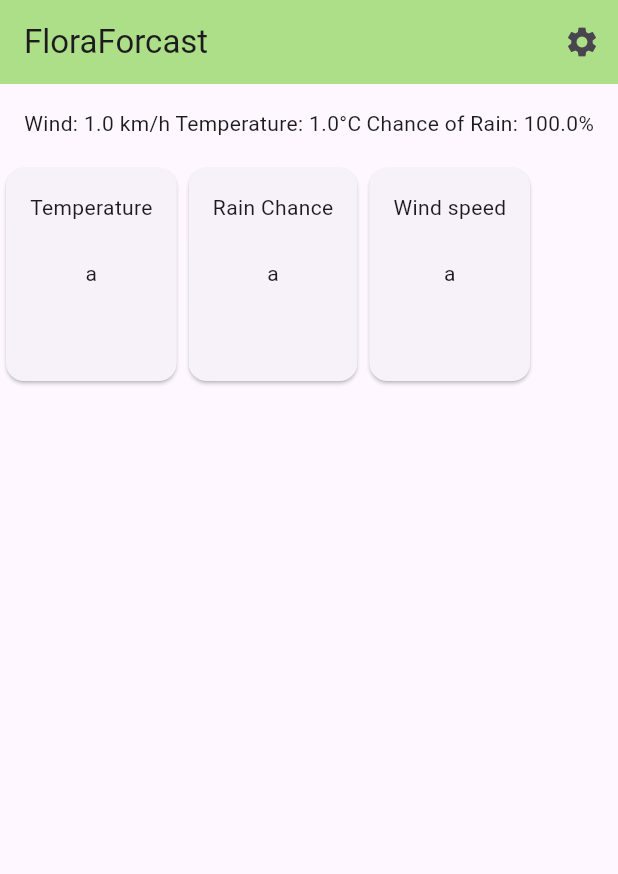
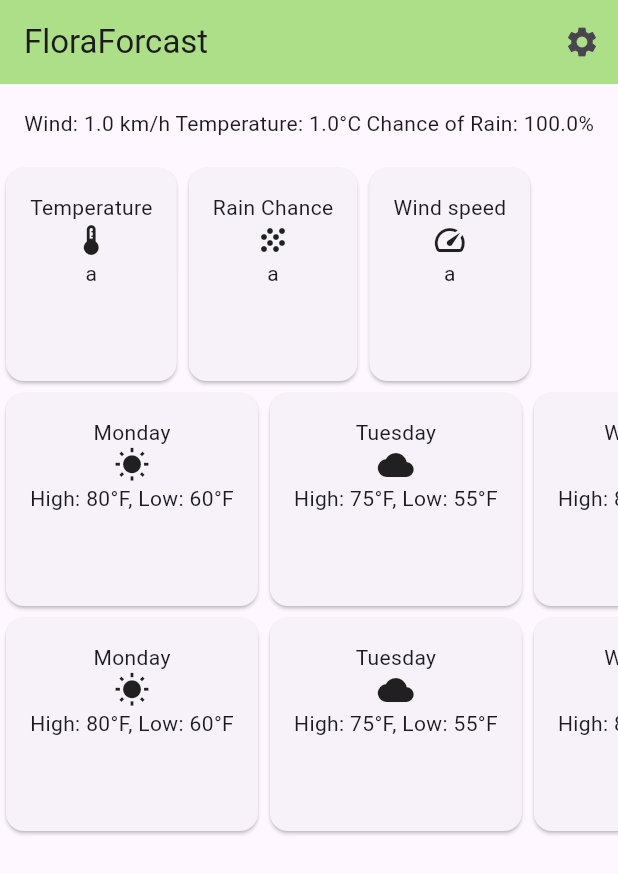
Before and after one commit to z-dodson/Gardening-weather-app, a Flutter app: the screen it shows after launch, on a phone screen of 412 x 824 dp. Shown: the top 874 px of the screen. Run offline on Flutter 3.47's test engine with Material 3 defaults, Android fonts, the phone set to English and light mode, and no system bars.

Commit message:
Wills stuff

```diff
--- a/lib/main.dart
+++ b/lib/main.dart
@@ -1,7 +1,8 @@
 import 'package:flutter/material.dart';
 import 'package:flutter/services.dart';
 import 'settings.dart';
-import 'globals.dart'
+import 'globals.dart';
+
 void main() {
   runApp(MyWeatherApp());
 }
@@ -18,6 +19,14 @@ class MyWeatherApp extends StatelessWidget {
     );
   }
 }
+
+String temperatureUnits = "°C";//°F
+String speedUnits = "km/h";//mph
+String rainfallUnits = "mm";//inches
+
+double currentWindSpeed = 1;
+double currentTemperature = 1;
+double currentChanceOfRain = 1;
 
 double getTemperatureInCorrectUnits(double val){
   if (temperatureUnits == "°C") return val;
@@ -80,9 +89,9 @@ class __WeatherBodyState extends State<_WeatherBody> {
           child: ListView(
             scrollDirection: Axis.horizontal,
             children: [
-              WeatherCard(day: "Temperature", icon: const IconData(0),temperature: "a",),
-              WeatherCard(day: "Rain Chance", icon: const IconData(0),temperature: "a",),
-              WeatherCard(day: "Wind speed", icon: const IconData(0),temperature: "a",),
+              WeatherCard(day: "Temperature", icon: Icons.thermostat, temperature: "a",),
+              WeatherCard(day: "Rain Chance", icon: Icons.grain, temperature: "a",),
+              WeatherCard(day: "Wind speed", icon: Icons.speed, temperature: "a",),
               // Daily weather cards
               // Example: WeatherCard(day: 'Monday', icon: Icons.wb_sunny, temperature: '80°F'),
               // Add more cards for other days
@@ -91,13 +100,34 @@ class __WeatherBodyState extends State<_WeatherBody> {
         ),
         // Weekly weather carousel
         Container(
-          height: 1,
-          width: 200,
+          height: 150, // Adjust height as needed
           child: ListView(
             scrollDirection: Axis.horizontal,
             children: [
+              WeatherCard(day: 'Monday', icon: Icons.wb_sunny, temperature: 'High: 80°F, Low: 60°F'),
+              WeatherCard(day: 'Tuesday', icon: Icons.cloud, temperature: 'High: 75°F, Low: 55°F'),
+              WeatherCard(day: 'Wednesday', icon: Icons.wb_sunny, temperature: 'High: 82°F, Low: 62°F'),
+              WeatherCard(day: 'Thursday', icon: Icons.cloud, temperature: 'High: 78°F, Low: 58°F'),
+              WeatherCard(day: 'Friday', icon: Icons.wb_sunny, temperature: 'High: 79°F, Low: 61°F'),
+              WeatherCard(day: 'Saturday', icon: Icons.cloud, temperature: 'High: 77°F, Low: 59°F'),
+              WeatherCard(day: 'Sunday', icon: Icons.wb_sunny, temperature: 'High: 81°F, Low: 63°F'),
               // Weekly weather cards
-              // Example: WeatherCard(day: 'Monday', icon: Icons.wb_sunny, temperature: 'High: 80°F, Low: 60°F'),
+              // Add more cards for other days
+            ],
+          ),
+        ),Container(
+          height: 150, // Adjust height as needed
+          child: ListView(
+            scrollDirection: Axis.horizontal,
+            children: [
+              WeatherCard(day: 'Monday', icon: Icons.wb_sunny, temperature: 'High: 80°F, Low: 60°F'),
+              WeatherCard(day: 'Tuesday', icon: Icons.cloud, temperature: 'High: 75°F, Low: 55°F'),
+              WeatherCard(day: 'Wednesday', icon: Icons.wb_sunny, temperature: 'High: 82°F, Low: 62°F'),
+              WeatherCard(day: 'Thursday', icon: Icons.cloud, temperature: 'High: 78°F, Low: 58°F'),
+              WeatherCard(day: 'Friday', icon: Icons.wb_sunny, temperature: 'High: 79°F, Low: 61°F'),
+              WeatherCard(day: 'Saturday', icon: Icons.cloud, temperature: 'High: 77°F, Low: 59°F'),
+              WeatherCard(day: 'Sunday', icon: Icons.wb_sunny, temperature: 'High: 81°F, Low: 63°F'),
+              // Weekly weather cards
               // Add more cards for other days
             ],
           ),
@@ -106,3 +136,35 @@ class __WeatherBodyState extends State<_WeatherBody> {
     );
   }
 }
+
+
+
+// Widget for individual weather cards
+class WeatherCard extends StatelessWidget {
+  final String day;
+  final IconData icon;
+  final String temperature;
+
+  WeatherCard({required this.day, required this.icon, required this.temperature});
+
+  @override
+  Widget build(BuildContext context) {
+    return InkWell(
+      onTap: () {
+        // Show bottom sheet with more info
+      },
+      child: Card(
+        child: Container(
+          padding: EdgeInsets.all(16.0),
+          child: Column(
+            children: [
+              Text(day),
+              Icon(icon),
+              Text(temperature),
+            ],
+          ),
+        ),
+      ),
+    );
+  }
+}
```
